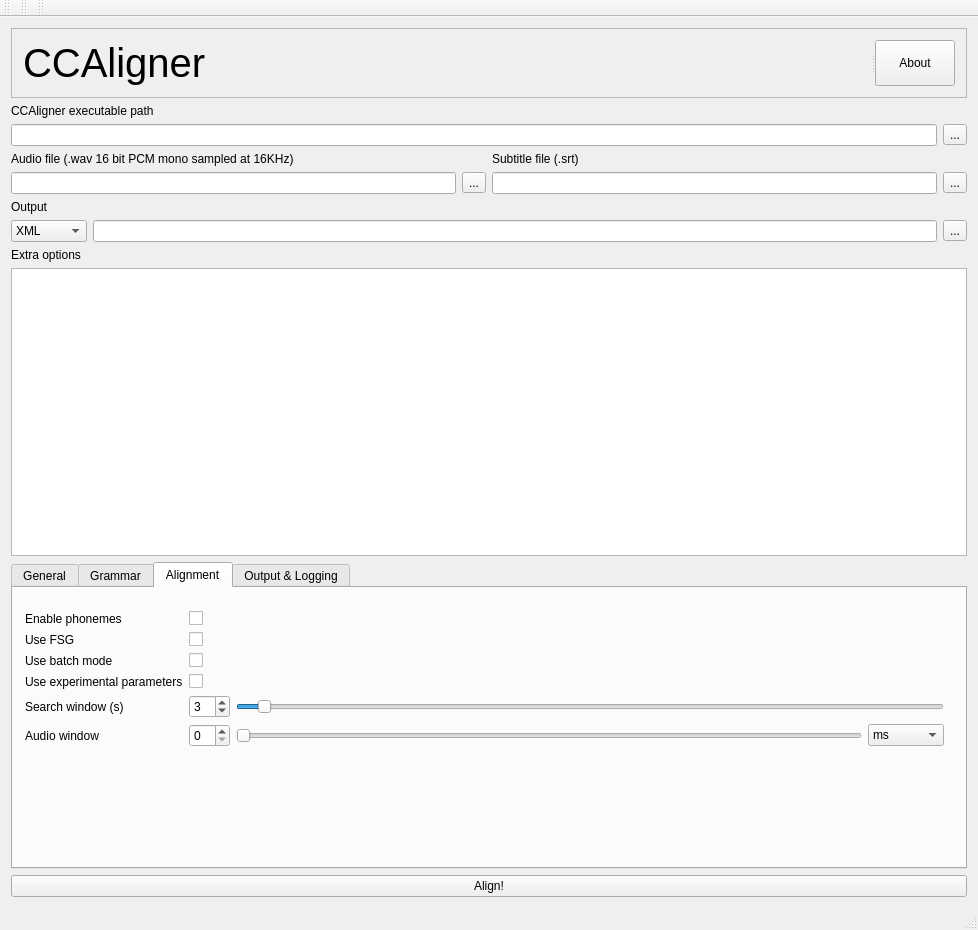
Before: the Qt Designer form ccaligner-gui/mainwindow.ui in alufers/ccaligner-gui, drawn with Qt 5.
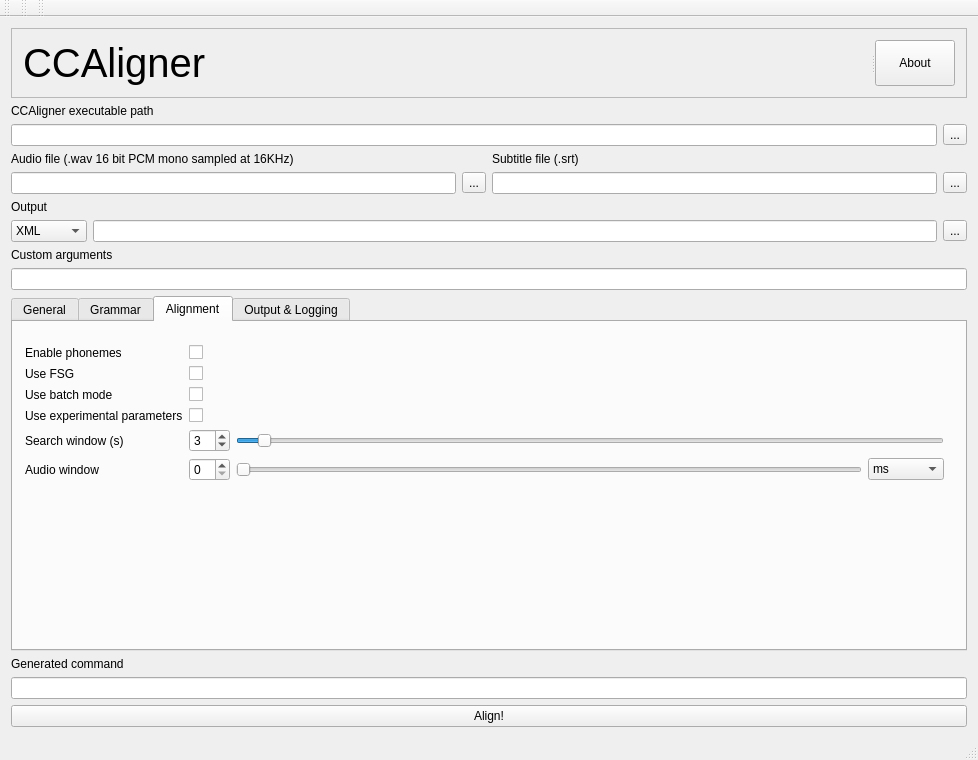
After: the same form once the commit is applied. The open tabs and pages were chosen to show the change.

Commit message: Added display of generated command, changed text field height

What changed in the file:
```diff
--- a/ccaligner-gui/mainwindow.ui
+++ b/ccaligner-gui/mainwindow.ui
@@ -7,7 +7,7 @@
     <x>0</x>
     <y>0</y>
     <width>978</width>
-    <height>930</height>
+    <height>760</height>
    </rect>
   </property>
   <property name="windowTitle">
@@ -212,12 +212,12 @@
         <item>
          <widget class="QLabel" name="label_17">
           <property name="text">
-           <string>Extra options</string>
+           <string>Custom arguments</string>
           </property>
          </widget>
         </item>
         <item>
-         <widget class="QPlainTextEdit" name="extraOptionsPlainTextEdit"/>
+         <widget class="QLineEdit" name="extraOptionsLineEdit"/>
         </item>
        </layout>
       </item>
@@ -692,6 +692,20 @@
       </item>
      </layout>
     </item>
+    <item>
+     <widget class="QLabel" name="label_19">
+      <property name="text">
+       <string>Generated command</string>
+      </property>
+     </widget>
+    </item>
+    <item>
+     <widget class="QLineEdit" name="generatedCommandLineEdit">
+      <property name="readOnly">
+       <bool>true</bool>
+      </property>
+     </widget>
+    </item>
     <item>
      <widget class="QPushButton" name="alignButton">
       <property name="text">
```
Left out of the diff: 2 changed lines with no effect on the pictures. The commit also changes 2 other files.
